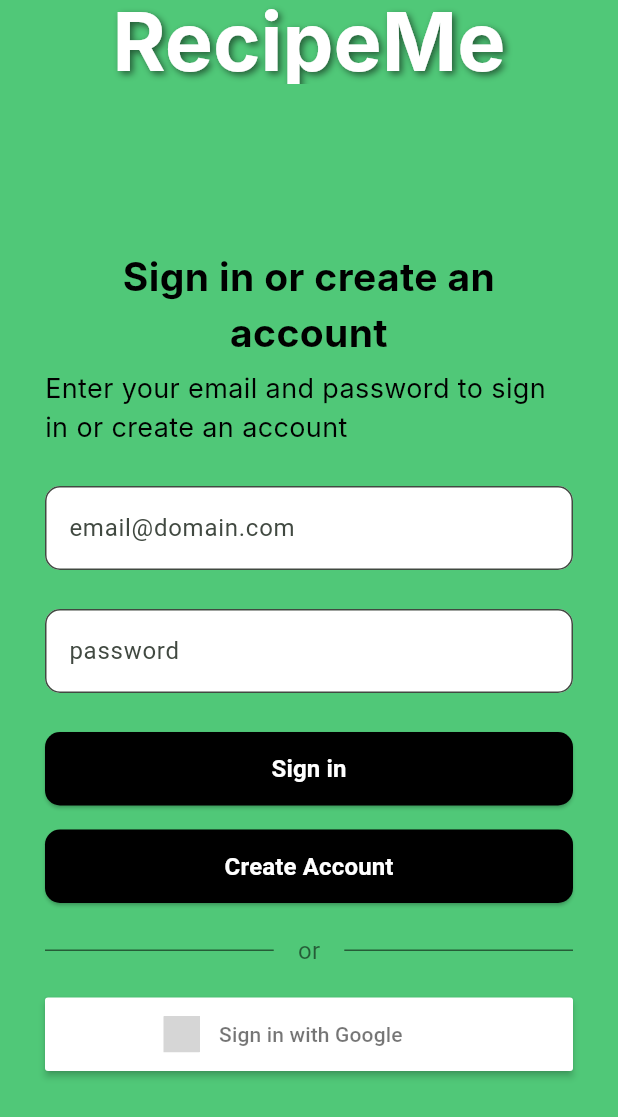
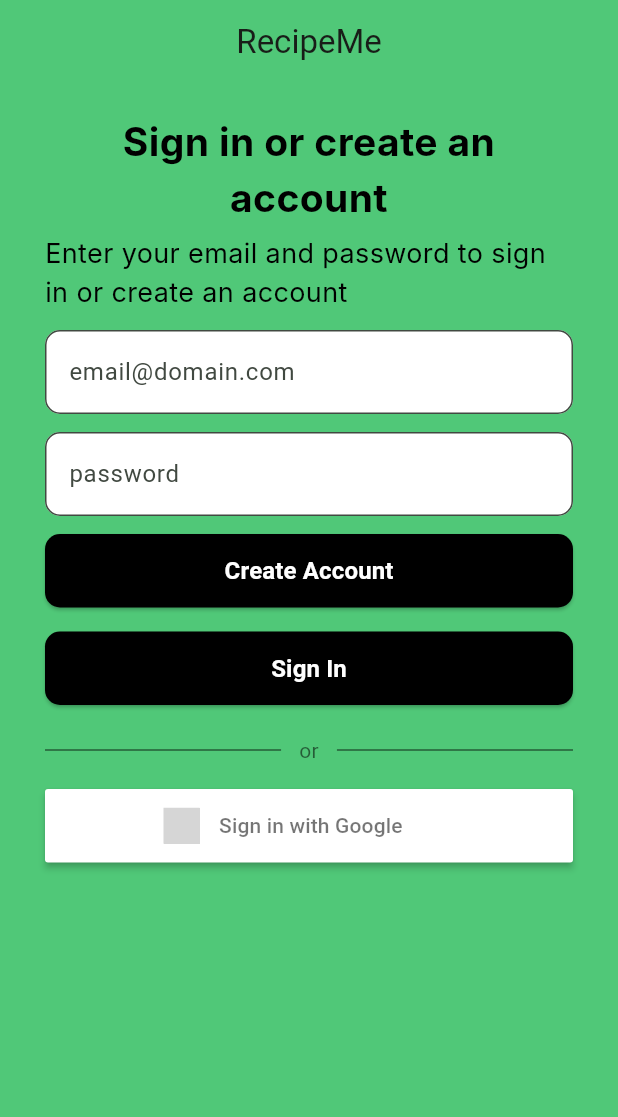
Before and after one commit to ahmedamrou1/RecipeMe, a Flutter app: the LoginPage screen opened directly, on a phone screen of 412 x 824 dp. Shown: the top 1117 px of the screen. Run offline on Flutter 3.47's test engine with Material 3 defaults, Android fonts, the phone set to English and light mode, and no system bars; our stand-ins replace firebase_auth, firebase_core, flutter_signin_button, google_sign_in; accounts and stored records are empty; Roboto replaces fonts that are missing (Inter); grey boxes are pictures that could not be loaded.

Commit message:
fixed overflow

```diff
--- a/lib/auth_screen.dart
+++ b/lib/auth_screen.dart
@@ -29,35 +29,23 @@ class _LoginPageState extends State<LoginPage> {
   @override
   Widget build(BuildContext context) {
     return Scaffold(
+      // allow the scaffold to resize when keyboard appears
+      resizeToAvoidBottomInset: true,
       appBar: AppBar(
         title: const Text(
           'RecipeMe',
-          style: TextStyle(
-            fontFamily: 'Inter',
-            fontWeight: FontWeight.bold,
-            fontSize: 54,
-            color: Colors.white,
-            shadows: [
-              Shadow(
-                offset: Offset(2, 2),
-                blurRadius: 6.0,
-                color: Colors.black54,
-              )
-            ]
-          ),
         ),
         centerTitle: true,
         backgroundColor: Colors.transparent,
         elevation: 0,
       ),
       backgroundColor: const Color(0xFF50C878),
-      body: Center(
-        child: Padding(
-          padding: const EdgeInsets.all(30.0),
-          child: Form(
-            key: _formKey,
+      body: SafeArea(
+        child: SingleChildScrollView(
+          // include viewInsets.bottom so content lifts above keyboard
+          padding: EdgeInsets.fromLTRB(30, 20, 30, 20 + MediaQuery.of(context).viewInsets.bottom),
           child: Column(
-              mainAxisAlignment: MainAxisAlignment.center,
+            mainAxisSize: MainAxisSize.min,
             children: [
               const Text(
                 'Sign in or create an account',
@@ -78,7 +66,7 @@ class _LoginPageState extends State<LoginPage> {
                   color: Colors.black,
                 ),
               ),
-                const SizedBox(height: 26),
+              const SizedBox(height: 12),
 
               // Email field
               TextFormField(
@@ -102,7 +90,7 @@ class _LoginPageState extends State<LoginPage> {
                   return null;
                 },
               ),
-                const SizedBox(height: 26),
+              const SizedBox(height: 12),
 
               // Password field
               TextFormField(
@@ -126,67 +114,9 @@ class _LoginPageState extends State<LoginPage> {
                   return null;
                 },
               ),
-                const SizedBox(height: 26),
+              const SizedBox(height: 12),
 
-                // Sign In button
-                SizedBox(
-                  width: double.infinity,
-                  height: 49,
-                  child: ElevatedButton(
-                    onPressed: () async {
-                      if (_formKey.currentState!.validate()) {
-                        try {
-                          final credential = await FirebaseAuth.instance.signInWithEmailAndPassword(
-                            email: _emailController.text,
-                            password: _passwordController.text,
-                          );
-                          if (context.mounted) {
-                            ScaffoldMessenger.of(context).showSnackBar(
-                              const SnackBar(
-                                content: Text('Signed in successfully!'),
-                                backgroundColor: Colors.green,
-                              ),
-                            );
-                            // TODO: Navigate to profile setup
-                          }
-                        } on FirebaseAuthException catch (e) {
-                          print(e.code);
-                          String errorMessage = 'An error occurred';
-                          if (e.code == 'invalid-credential') {
-                            errorMessage = 'Email or password invalid. Please try again.';
-                          }
-                          if (context.mounted) {
-                            ScaffoldMessenger.of(context).showSnackBar(
-                              SnackBar(
-                                content: Text(errorMessage),
-                                backgroundColor: Colors.red,
-                              ),
-                            );
-                          }
-                        }
-                      }
-                    },
-                    style: ElevatedButton.styleFrom(
-                      backgroundColor: Colors.black,
-                      shape: RoundedRectangleBorder(
-                        borderRadius: BorderRadius.circular(10),
-                      ),
-                    ),
-                    child: const Text(
-                      'Sign in',
-                      style: TextStyle(
-                        color: Colors.white,
-                        fontSize: 16,
-                        fontWeight: FontWeight.bold,
-                      ),
-                    ),
-                  ),
-                ),
-
-                // Add padding between buttons
-                const SizedBox(height: 16),
-
-                // Second button
+              // first button (create account / sign in)
               SizedBox(
                 width: double.infinity,
                 height: 49,
@@ -242,39 +172,80 @@ class _LoginPageState extends State<LoginPage> {
                 ),
               ),
 
-                const SizedBox(height: 20),
+              const SizedBox(height: 16), // space between buttons
 
-                // Horizontal divider with "or" text
-                Row(
-                  children: const [
-                    Expanded(
-                      child: Divider(
-                        thickness: 1,
-                        color: Colors.black54,
+              // second button (another action)
+              SizedBox(
+                width: double.infinity,
+                height: 49,
+                child: ElevatedButton(
+                  onPressed: () async {
+                    if (_formKey.currentState!.validate()) {
+                      try {
+                        final credential = await FirebaseAuth.instance.signInWithEmailAndPassword(
+                          email: _emailController.text,
+                          password: _passwordController.text,
+                        );
+                        if (context.mounted) {
+                          ScaffoldMessenger.of(context).showSnackBar(
+                            const SnackBar(
+                              content: Text('Signed in successfully!'),
+                              backgroundColor: Colors.green,
+                            ),
+                          );
+                          // TODO: Navigate to profile setup
+                        }
+                      } on FirebaseAuthException catch (e) {
+                        print(e.code);
+                        String errorMessage = 'An error occurred';
+                        if (e.code == 'invalid-credential') {
+                          errorMessage = 'Email or password invalid. Please try again.';
+                        }
+                        if (context.mounted) {
+                          ScaffoldMessenger.of(context).showSnackBar(
+                            SnackBar(
+                              content: Text(errorMessage),
+                              backgroundColor: Colors.red,
+                            ),
+                          );
+                        }
+                      }
+                    }
+                  },
+                  style: ElevatedButton.styleFrom(
+                    backgroundColor: Colors.black,
+                    shape: RoundedRectangleBorder(
+                      borderRadius: BorderRadius.circular(10),
                     ),
                   ),
-                    Padding(
-                      padding: EdgeInsets.symmetric(horizontal: 16),
-                      child: Text(
-                        'or',
+                  child: const Text(
+                    'Sign In',
                     style: TextStyle(
-                          color: Colors.black54,
+                      color: Colors.white,
                       fontSize: 16,
+                      fontWeight: FontWeight.bold,
                     ),
                   ),
                 ),
-                    Expanded(
-                      child: Divider(
-                        thickness: 1,
-                        color: Colors.black54,
-                      ),
-                    ),
-                  ],
               ),
 
               const SizedBox(height: 20),
 
-                // Google Sign In button
+              // horizontal divider with "or"
+              Row(
+                children: const [
+                  Expanded(child: Divider(thickness: 1, color: Colors.black54)),
+                  Padding(
+                    padding: EdgeInsets.symmetric(horizontal: 12),
+                    child: Text('or', style: TextStyle(color: Colors.black54)),
+                  ),
+                  Expanded(child: Divider(thickness: 1, color: Colors.black54)),
+                ],
+              ),
+
+              const SizedBox(height: 16),
+
+              // Google Sign-In button sized to match others
               SizedBox(
                 width: double.infinity,
                 height: 49,
@@ -283,42 +254,32 @@ class _LoginPageState extends State<LoginPage> {
                   text: "Sign in with Google",
                   onPressed: () async {
                     try {
-                        final GoogleSignInAccount? googleUser = await _googleSignIn.signIn();
+                      final googleUser = await _googleSignIn.signIn();
                       if (googleUser == null) return;
-
-                        final GoogleSignInAuthentication googleAuth = await googleUser.authentication;
+                      final googleAuth = await googleUser.authentication;
                       final credential = GoogleAuthProvider.credential(
                         accessToken: googleAuth.accessToken,
                         idToken: googleAuth.idToken,
                       );
-
                       await FirebaseAuth.instance.signInWithCredential(credential);
-
                       if (context.mounted) {
                         ScaffoldMessenger.of(context).showSnackBar(
-                            const SnackBar(
-                              content: Text('Signed in with Google successfully!'),
-                              backgroundColor: Colors.green,
-                            ),
+                          const SnackBar(content: Text('Signed in with Google'), backgroundColor: Colors.green),
                         );
-                          // TODO: Navigate to profile setup
                       }
                     } catch (e) {
-                        print(e);
                       if (context.mounted) {
                         ScaffoldMessenger.of(context).showSnackBar(
-                            const SnackBar(
-                              content: Text('Failed to sign in with Google'),
-                              backgroundColor: Colors.red,
-                            ),
+                          SnackBar(content: Text('Google sign-in failed: $e'), backgroundColor: Colors.red),
                         );
                       }
                     }
                   },
                 ),
               ),
+
+              const SizedBox(height: 24),
             ],
-            ),
           ),
         ),
       ),
```
Lines whose indentation alone changed are shown as unchanged.
